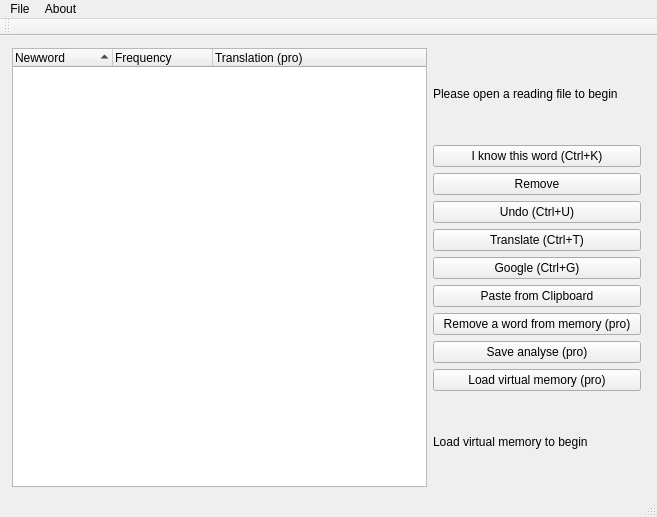
This is mainwindow.ui in votinh1210/ReadingProject as Qt 5 draws it before an edit. The edited form follows.
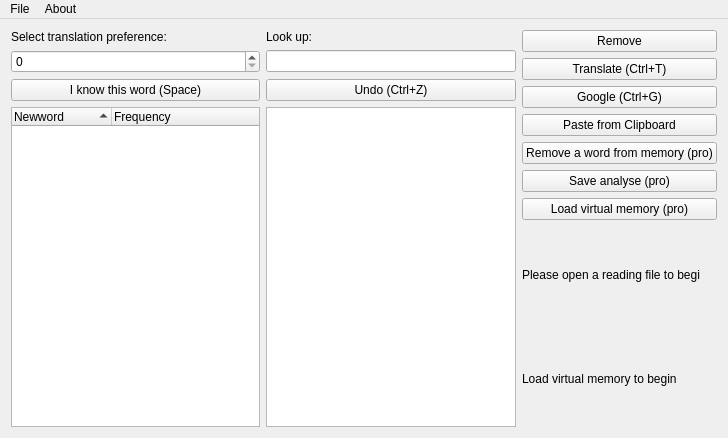
This is the edited form.

Commit message: let make a dictionary: add lookup, change interface

Diff of the .ui file:
```diff
--- a/mainwindow.ui
+++ b/mainwindow.ui
@@ -6,31 +6,58 @@
    <rect>
     <x>0</x>
     <y>0</y>
-    <width>657</width>
-    <height>517</height>
+    <width>728</width>
+    <height>438</height>
    </rect>
   </property>
   <property name="windowTitle">
    <string>MainWindow</string>
   </property>
   <widget class="QWidget" name="centralWidget">
+   <property name="layoutDirection">
+    <enum>Qt::LeftToRight</enum>
+   </property>
    <property name="autoFillBackground">
     <bool>false</bool>
    </property>
-   <widget class="QWidget" name="layoutWidget">
-    <property name="geometry">
-     <rect>
-      <x>1</x>
-      <y>1</y>
-      <width>651</width>
-      <height>461</height>
-     </rect>
-    </property>
-    <layout class="QHBoxLayout" name="allLayout" stretch="2,1">
-     <property name="sizeConstraint">
-      <enum>QLayout::SetMaximumSize</enum>
-     </property>
+   <layout class="QHBoxLayout" name="horizontalLayout" stretch="2,0">
      <item>
+     <layout class="QGridLayout" name="gridLayout" rowminimumheight="0,0,0,1">
+      <item row="0" column="0">
+       <widget class="QLabel" name="labelLanguage">
+        <property name="text">
+         <string>Select translation preference:</string>
+        </property>
+       </widget>
+      </item>
+      <item row="0" column="1">
+       <widget class="QLabel" name="labelLookup">
+        <property name="text">
+         <string>Look up:</string>
+        </property>
+       </widget>
+      </item>
+      <item row="1" column="0">
+       <widget class="QSpinBox" name="spinBox"/>
+      </item>
+      <item row="1" column="1">
+       <widget class="QLineEdit" name="lineEdit"/>
+      </item>
+      <item row="2" column="0">
+       <widget class="QPushButton" name="bKnow">
+        <property name="text">
+         <string>I know this word (Space)</string>
+        </property>
+       </widget>
+      </item>
+      <item row="2" column="1">
+       <widget class="QPushButton" name="bUndo">
+        <property name="text">
+         <string>Undo (Ctrl+Z)</string>
+        </property>
+       </widget>
+      </item>
+      <item row="3" column="0">
       <widget class="QTreeWidget" name="treeWidget">
        <property name="editTriggers">
         <set>QAbstractItemView::NoEditTriggers</set>
@@ -48,37 +75,23 @@
          <string>Frequency</string>
         </property>
        </column>
-       <column>
-        <property name="text">
-         <string>Translation (pro)</string>
-        </property>
-       </column>
-      </widget>
-     </item>
+       </widget>
+      </item>
+      <item row="3" column="1">
+       <widget class="QTextBrowser" name="textBrowser"/>
+      </item>
+     </layout>
+    </item>
      <item>
-      <layout class="QVBoxLayout" name="rightLayout" stretch="1,3,1">
+     <layout class="QVBoxLayout" name="rightLayout" stretch="0,0,1">
        <property name="sizeConstraint">
-        <enum>QLayout::SetMaximumSize</enum>
-       </property>
-       <item>
-        <widget class="QLabel" name="label">
-         <property name="text">
-          <string>Please open a reading file to begin</string>
-         </property>
-        </widget>
-       </item>
+       <enum>QLayout::SetDefaultConstraint</enum>
+      </property>
        <item>
         <layout class="QVBoxLayout" name="commandLayout">
          <property name="sizeConstraint">
           <enum>QLayout::SetMaximumSize</enum>
          </property>
-         <item>
-          <widget class="QPushButton" name="bKnow">
-           <property name="text">
-            <string>I know this word (Ctrl+K)</string>
-           </property>
-          </widget>
-         </item>
          <item>
           <widget class="QPushButton" name="bRemove">
            <property name="text">
@@ -86,13 +99,6 @@
            </property>
           </widget>
          </item>
-         <item>
-          <widget class="QPushButton" name="bUndo">
-           <property name="text">
-            <string>Undo (Ctrl+U)</string>
-           </property>
-          </widget>
-         </item>
          <item>
           <widget class="QPushButton" name="bTranslate">
            <property name="text">
@@ -137,6 +143,28 @@
          </item>
         </layout>
        </item>
+      <item>
+       <widget class="QLabel" name="label">
+        <property name="sizePolicy">
+         <sizepolicy hsizetype="Expanding" vsizetype="Expanding">
+          <horstretch>1</horstretch>
+          <verstretch>1</verstretch>
+         </sizepolicy>
+        </property>
+        <property name="maximumSize">
+         <size>
+          <width>178</width>
+          <height>16777215</height>
+         </size>
+        </property>
+        <property name="text">
+         <string>Please open a reading file to begin</string>
+        </property>
+        <property name="textFormat">
+         <enum>Qt::RichText</enum>
+        </property>
+       </widget>
+      </item>
        <item>
         <widget class="QLabel" name="label_2">
          <property name="text">
@@ -148,43 +176,32 @@
      </item>
     </layout>
    </widget>
-  </widget>
   <widget class="QMenuBar" name="menuBar">
    <property name="geometry">
     <rect>
      <x>0</x>
      <y>0</y>
-     <width>657</width>
+     <width>728</width>
      <height>21</height>
     </rect>
    </property>
+   <widget class="QMenu" name="menuAbout">
+    <property name="title">
+     <string>About</string>
+    </property>
+    <addaction name="actionAbout_LR"/>
+   </widget>
    <widget class="QMenu" name="menuFile">
     <property name="title">
      <string>File</string>
     </property>
     <addaction name="actionOpen"/>
-    <addaction name="actionOpen_LR_file"/>
     <addaction name="actionSave"/>
     <addaction name="actionExit"/>
    </widget>
-   <widget class="QMenu" name="menuAbout">
-    <property name="title">
-     <string>About</string>
-    </property>
-    <addaction name="actionAbout_LR"/>
-   </widget>
    <addaction name="menuFile"/>
    <addaction name="menuAbout"/>
   </widget>
-  <widget class="QToolBar" name="mainToolBar">
-   <attribute name="toolBarArea">
-    <enum>TopToolBarArea</enum>
-   </attribute>
-   <attribute name="toolBarBreak">
-    <bool>false</bool>
-   </attribute>
-  </widget>
-  <widget class="QStatusBar" name="statusBar"/>
   <action name="actionOpen">
    <property name="text">
     <string>Open</string>
@@ -205,11 +222,6 @@
     <string>Save to LR file</string>
    </property>
   </action>
-  <action name="actionOpen_LR_file">
-   <property name="text">
-    <string>Open LR file</string>
-   </property>
-  </action>
  </widget>
  <layoutdefault spacing="6" margin="11"/>
  <resources/>
```
Lines whose indentation alone changed are shown as unchanged. The commit also changes 3 other files.
